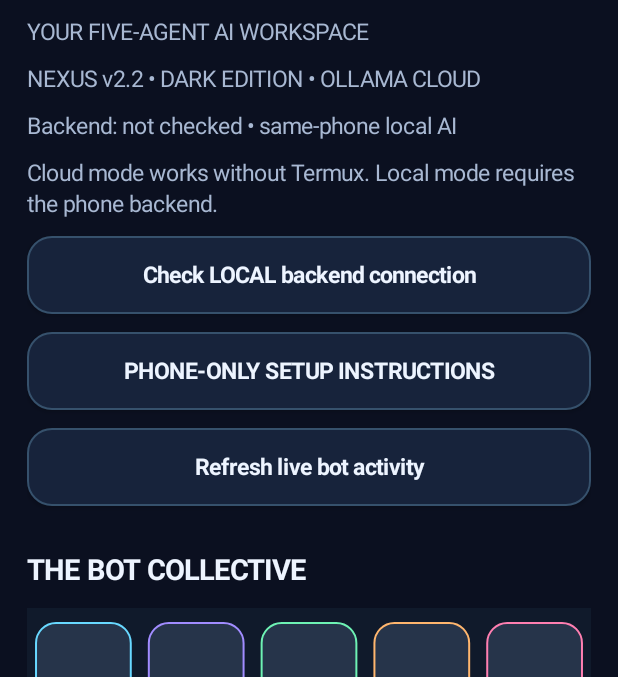
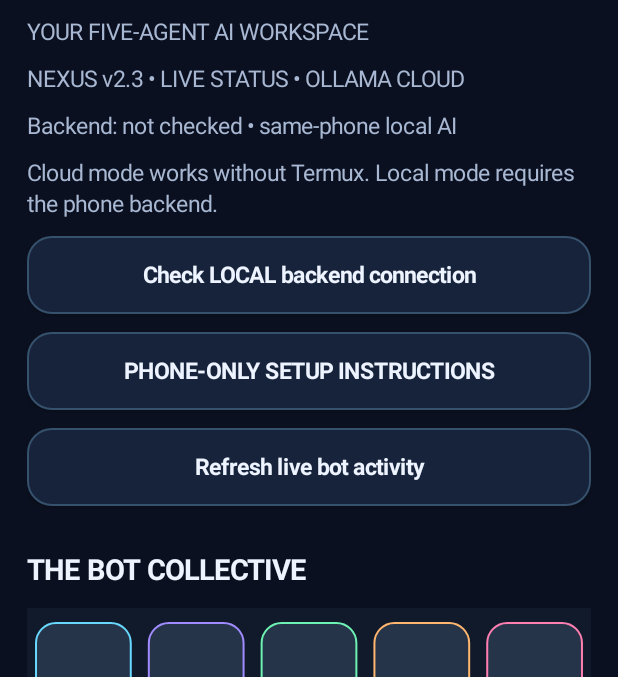
Before and after one commit to 1989johnharrison-oss/ai-collective-nexus., an Android app: the screen it shows after launch (MainActivity), on a phone screen of 412 x 824 dp, the part 126-803 px from its top. Run offline under Robolectric (Android 15) with nearby library versions, the phone set to English and light mode, and no system bars; 4 statements that could not run were skipped.

Commit message:
Label v2.3 and ensure artifact validation matches updated version

```diff
--- a/app/src/main/java/org/aicollective/nexus/MainActivity.java
+++ b/app/src/main/java/org/aicollective/nexus/MainActivity.java
@@ -49,7 +49,7 @@ public final class MainActivity extends Activity {
   scroll.addView(root);setContentView(scroll);
   title("AI COLLECTIVE NEXUS");
   label("YOUR FIVE-AGENT AI WORKSPACE");
-  label("NEXUS v2.2 • DARK EDITION • OLLAMA CLOUD");
+  label("NEXUS v2.3 • LIVE STATUS • OLLAMA CLOUD");
   connectionStatus=label("Backend: not checked • same-phone local AI");
   quickStatus=label("STATUS • Ready. Tap any control to see its result here.");
   quickStatus.setTextColor(ACCENT);quickStatus.setBackground(shape(PANEL,0xff36516c));quickStatus.setPadding(dp(14),dp(12),dp(14),dp(12));
```
